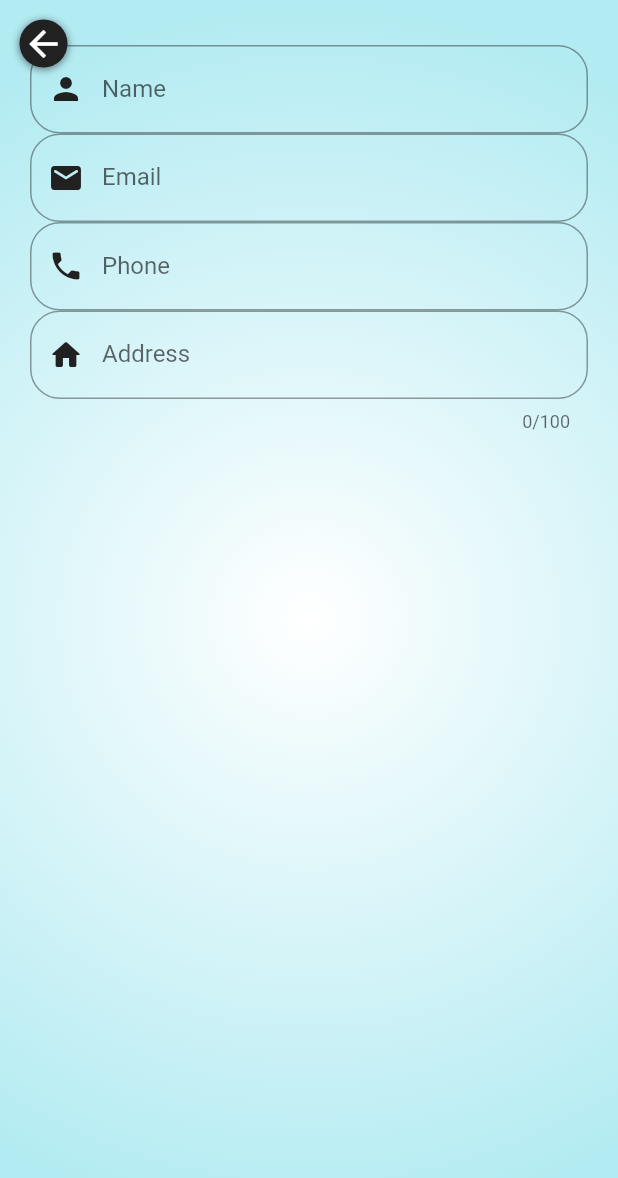
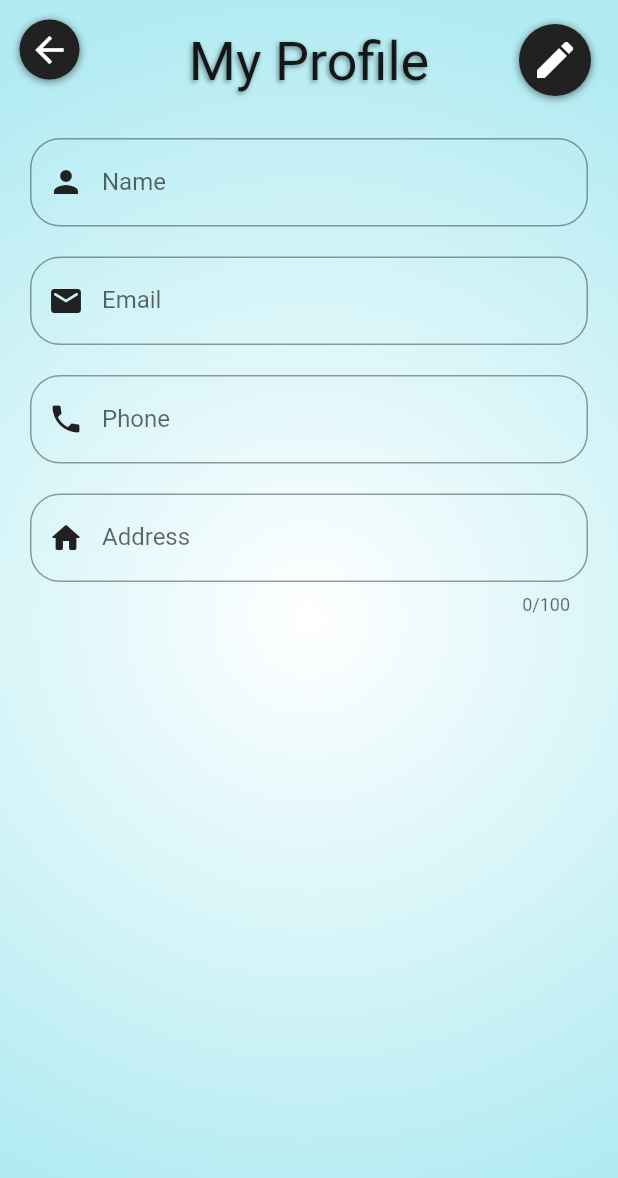
Before and after one commit to DA-NIN-JA/food_app, a Flutter app: the EditProfileScreen screen opened by its route, on a phone screen of 412 x 824 dp. Shown: the top 1178 px of the screen. Run offline on Flutter 3.47's test engine with Material 2 defaults, Android fonts, the phone set to English and light mode, and no system bars; our stand-ins replace cloud_firestore, firebase_auth, firebase_core, font_awesome_flutter, rflutter_alert; accounts and stored records are empty.

```diff
--- a/lib/screens/edit_profile_screen.dart
+++ b/lib/screens/edit_profile_screen.dart
@@ -2,8 +2,8 @@ import 'package:flutter/material.dart';
 import 'package:firebase_auth/firebase_auth.dart';
 import 'package:firebase_core/firebase_core.dart';
 import 'package:cloud_firestore/cloud_firestore.dart';
-import 'package:food_app/providers/provider.dart';
-import 'package:food_app/reusableWidgets/dialog_box.dart';
+import '../providers/provider.dart' as up;
+import '../reusableWidgets/dialog_box.dart';
 import 'package:provider/provider.dart';
 import '../constants.dart';
 import '../reusableWidgets/back_button.dart';
@@ -24,7 +24,14 @@ class _EditProfileScreenState extends State<EditProfileScreen> {
   final _emailFocus = FocusNode();
   final _phoneFocus = FocusNode();
   final _addressFocus = FocusNode();
-  late bool _isInit;
+  bool _isInit = true;
+  bool _editable = false;
+
+  void toggleEdit() {
+    setState(() {
+      _editable = !_editable;
+    });
+  }
 
   @override
   void dispose() {
@@ -40,20 +47,15 @@ class _EditProfileScreenState extends State<EditProfileScreen> {
   }
 
   @override
-  void initState() {
-    _isInit = true;
-  }
-
-  @override
   Widget build(BuildContext context) {
-    final user = Provider.of<UserProvider>(context).currentUser;
+    final user = Provider.of<up.UserProvider>(context).currentUser;
     if (_isInit) {
       _nameController.text = user.name;
       _emailController.text = user.email;
       _phoneController.text = user.phone;
       _addressController.text = user.address;
       setState(() {
-        _isInit=false;
+        _isInit = false;
       });
     }
     return Scaffold(
@@ -72,10 +74,34 @@ class _EditProfileScreenState extends State<EditProfileScreen> {
               width: double.infinity,
               child: SingleChildScrollView(
                 child: Padding(
-                  padding: EdgeInsets.fromLTRB(20, 30, 20, 0),
+                  padding: EdgeInsets.fromLTRB(20, 20, 20, 0),
                   child: Column(
                     children: [
-                      TextFormField(
+                      Container(
+                        // margin: EdgeInsets.only(top: 5),
+                        child: Text(
+                          "My Profile",
+                          style: TextStyle(
+                            fontSize: 36,
+                            shadows: [
+                              Shadow(
+                                  blurRadius: 4,
+                                  offset: Offset(-1, 1.5),
+                                  color: Colors.black45),
+                            ],
+                          ),
+                        ),
+                      ),
+                      SizedBox(
+                        height: 30,
+                      ),
+                      GestureDetector(
+                        behavior: _editable ? null : HitTestBehavior.opaque,
+                        onDoubleTap: _editable
+                            ? null
+                            : () => ErrorDialog(
+                                context, "Click on Edit to change details."),
+                        child: TextFormField(
                           focusNode: _nameFocus,
                           controller: _nameController,
                           decoration: InputDecoration(
@@ -88,14 +114,24 @@ class _EditProfileScreenState extends State<EditProfileScreen> {
                             ),
                             label: Text("Name"),
                           ),
-                        // style: TextStyle(
-                        //     color: _nameFocus.hasFocus ? kblack : kgrey),
+                          style: TextStyle(color: _editable ? kblack : kgrey),
                           onFieldSubmitted: (value) => _phoneController.text
                                   .trim()
                                   .isEmpty
                               ? FocusScope.of(context).requestFocus(_phoneFocus)
                               : null,
                           keyboardType: TextInputType.name,
+                          readOnly: _editable ? false : true,
+                          onTap: _editable
+                              ? null
+                              : () {
+                                  FocusScope.of(context)
+                                      .requestFocus(FocusNode());
+                                },
+                        ),
+                      ),
+                      SizedBox(
+                        height: 20,
                       ),
                       GestureDetector(
                         behavior: HitTestBehavior.opaque,
@@ -118,20 +154,20 @@ class _EditProfileScreenState extends State<EditProfileScreen> {
                           onTap: () {
                             FocusScope.of(context).requestFocus(FocusNode());
                           },
-                          // onTapOutside: (event) => Focus.of(context).unfocus(),
-                          // validator: (value) {
-                          //   return value.toString().isEmpty ? "Required Field" : null;
-                          // },
-                          // onFieldSubmitted: (value) => _passwordController.text
-                          //         .trim()
-                          //         .isEmpty
-                          //     ? FocusScope.of(context).requestFocus(_passFocus)
-                          //     : null,
                           keyboardType: TextInputType.emailAddress,
                           readOnly: true,
                         ),
                       ),
-                      TextFormField(
+                      SizedBox(
+                        height: 20,
+                      ),
+                      GestureDetector(
+                        behavior: _editable ? null : HitTestBehavior.opaque,
+                        onDoubleTap: _editable
+                            ? null
+                            : () => ErrorDialog(
+                                context, "Click on Edit to change details."),
+                        child: TextFormField(
                           focusNode: _phoneFocus,
                           controller: _phoneController,
                           decoration: InputDecoration(
@@ -144,16 +180,32 @@ class _EditProfileScreenState extends State<EditProfileScreen> {
                             ),
                             label: Text("Phone"),
                           ),
-                        onFieldSubmitted: (value) => _addressController.text
-                                .trim()
-                                .isEmpty
-                            ? FocusScope.of(context).requestFocus(_addressFocus)
+                          onFieldSubmitted: (value) =>
+                              _addressController.text.trim().isEmpty
+                                  ? FocusScope.of(context)
+                                      .requestFocus(_addressFocus)
                                   : null,
                           keyboardType: TextInputType.number,
-                        // style: TextStyle(
-                        //     color: _nameFocus.hasFocus ? kblack : kgrey),
+                          style: TextStyle(color: _editable ? kblack : kgrey),
+                          readOnly: _editable ? false : true,
+                          onTap: _editable
+                              ? null
+                              : () {
+                                  FocusScope.of(context)
+                                      .requestFocus(FocusNode());
+                                },
                         ),
-                      TextFormField(
+                      ),
+                      SizedBox(
+                        height: 20,
+                      ),
+                      GestureDetector(
+                        behavior: _editable ? null : HitTestBehavior.opaque,
+                        onDoubleTap: _editable
+                            ? null
+                            : () => ErrorDialog(
+                                context, "Click on Edit to change details."),
+                        child: TextFormField(
                           focusNode: _addressFocus,
                           controller: _addressController,
                           decoration: InputDecoration(
@@ -170,12 +222,63 @@ class _EditProfileScreenState extends State<EditProfileScreen> {
                               FocusScope.of(context).unfocus(),
                           onFieldSubmitted: (value) =>
                               FocusScope.of(context).unfocus(),
-                        keyboardType: TextInputType.multiline,
+                          keyboardType: TextInputType.streetAddress,
                           maxLength: 100,
                           maxLines: 1,
-                        // style: TextStyle(
-                        //     color: _nameFocus.hasFocus ? kblack : kgrey),
+                          style: TextStyle(color: _editable ? kblack : kgrey),
+                          readOnly: _editable ? false : true,
+                          onTap: _editable
+                              ? null
+                              : () {
+                                  FocusScope.of(context)
+                                      .requestFocus(FocusNode());
+                                },
                         ),
+                      ),
+                      SizedBox(
+                        height: 40,
+                      ),
+                      if (_editable)
+                        Row(
+                          // mainAxisAlignment: MainAxisAlignment.end,
+                          children: [
+                            Expanded(
+                              child: ElevatedButton(
+                                onPressed: () {
+                                  toggleEdit();
+                                  Provider.of<up.UserProvider>(context,
+                                          listen: false)
+                                      .updateUser(
+                                    _nameController.text.trim(),
+                                    _phoneController.text.trim(),
+                                    _addressController.text.trim(),
+                                    context,
+                                  );
+                                },
+                                child: Text(
+                                  "Save",
+                                  style: TextStyle(fontSize: 36),
+                                  textAlign: TextAlign.center,
+                                ),
+                                style: ButtonStyle(
+                                  backgroundColor:
+                                      MaterialStatePropertyAll(kblack),
+                                  elevation: MaterialStatePropertyAll(5),
+                                  fixedSize: MaterialStatePropertyAll(
+                                    Size(100, double.infinity),
+                                  ),
+                                  padding: MaterialStatePropertyAll(
+                                    EdgeInsets.symmetric(
+                                        vertical: 4, horizontal: 6),
+                                  ),
+                                ),
+                              ),
+                            ),
+                            // SizedBox(
+                            //   width: 10,
+                            // ),
+                          ],
+                        )
                     ],
                   ),
                 ),
@@ -183,14 +286,47 @@ class _EditProfileScreenState extends State<EditProfileScreen> {
             ),
             Positioned(
                 child: IconButton(
+                    iconSize: 40,
                     onPressed: () => Navigator.of(context).pop(),
                     icon: BackIcon(),
                     splashRadius: 28),
                 left: 5,
-                top: 5)
+                top: 5),
+            Positioned(
+                child: IconButton(
+                    iconSize: 48,
+                    onPressed: () {
+                      toggleEdit();
+                    },
+                    icon: EditIcon(),
+                    splashRadius: 28),
+                right: 10,
+                top: 8),
           ],
         ),
       ),
     );
   }
 }
+
+class EditIcon extends StatelessWidget {
+  const EditIcon({
+    super.key,
+  });
+
+  @override
+  Widget build(BuildContext context) {
+    return Container(
+      decoration: BoxDecoration(
+        color: kblack,
+        borderRadius: BorderRadius.circular(30),
+        boxShadow: [
+          BoxShadow(color: Colors.black54, blurRadius: 4, offset: Offset(0, 1))
+        ],
+      ),
+      child: Center(
+        child: Icon(Icons.edit, color: kwhite, size: 32),
+      ),
+    );
+  }
+}
```
Also changed, not shown: lib/providers/provider.dart (+47 -4 lines), lib/screens/user_profile.dart (+4 -3 lines). Lines whose indentation alone changed are shown as unchanged.
